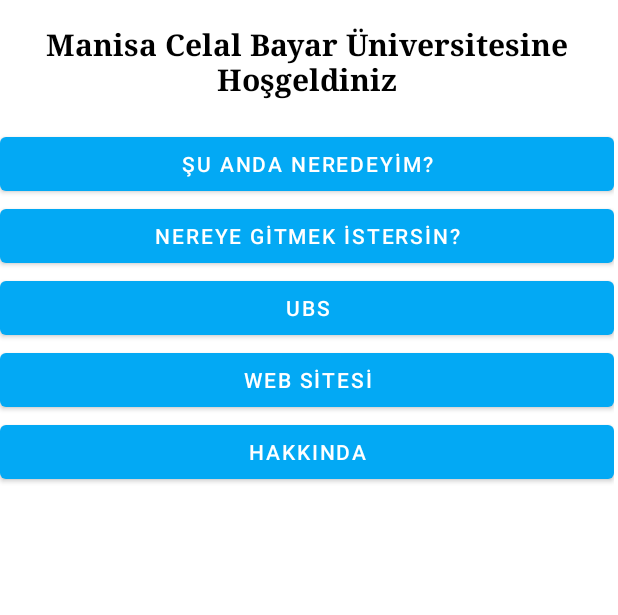
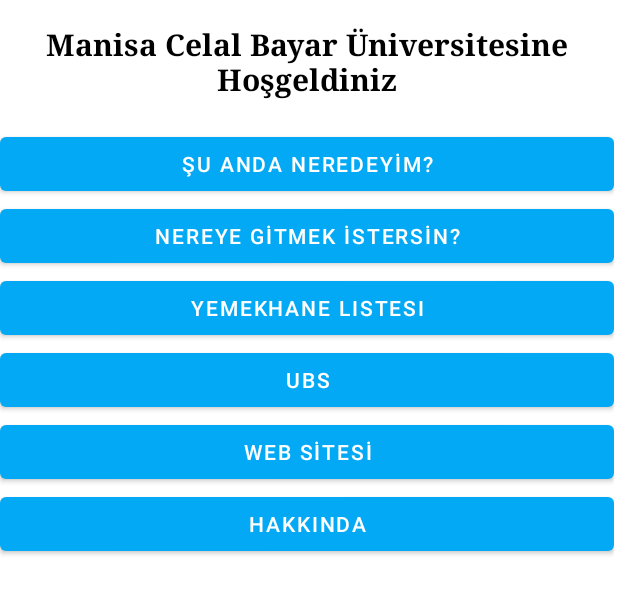
Before and after one commit to Anil3590/cbubitirmeprojesi, an Android app: the screen it shows after launch (MainActivity), on a phone screen of 412 x 824 dp, the part 297-912 px from its top. Run offline under Robolectric (Android 15) with nearby library versions, the phone set to English and light mode, and no system bars.

Commit message:
Sunum Günvellemesi

```diff
--- a/app/build.gradle
+++ b/app/build.gradle
@@ -31,7 +31,7 @@
 }
 
 dependencies {
-
+    implementation 'com.squareup.picasso:picasso:2.71828'
     implementation 'androidx.appcompat:appcompat:1.3.1'
     implementation 'com.google.android.material:material:1.4.0'
     implementation 'androidx.constraintlayout:constraintlayout:2.1.1'
--- a/app/src/main/AndroidManifest.xml
+++ b/app/src/main/AndroidManifest.xml
@@ -18,6 +18,12 @@
         android:roundIcon="@drawable/cbu_icon_launcher_round"
         android:supportsRtl="true"
         android:theme="@style/Theme.BitirmeProjesi">
+        <activity
+            android:name=".MuhAkademik"
+            android:exported="false" />
+        <activity
+            android:name=".yemekhane"
+            android:exported="false" />
         <activity
             android:name=".iktisatgenel"
             android:exported="false" />
--- a/app/src/main/java/com/example/bitirmeprojesi/muhfakgenel.java
+++ b/app/src/main/java/com/example/bitirmeprojesi/muhfakgenel.java
@@ -38,4 +38,10 @@
         public void muhendislik(View view) {
             Intent intent = new Intent(getApplicationContext(), muhendislik.class);
             startActivity(intent);}
+
+        public void MuhAkademik(View view){
+            Intent intent = new Intent(getApplicationContext(),MuhAkademik.class);
+            startActivity(intent);
+        }
+
 }
--- a/app/src/main/res/layout/activity_hakkinda.xml
+++ b/app/src/main/res/layout/activity_hakkinda.xml
@@ -7,15 +7,15 @@
     tools:context=".hakkinda">
 
     <LinearLayout
-        android:layout_width="409dp"
-        android:layout_height="729dp"
+        android:layout_width="412dp"
+        android:layout_height="600dp"
         android:orientation="vertical"
         tools:layout_editor_absoluteX="1dp"
         tools:layout_editor_absoluteY="1dp">
 
         <LinearLayout
             android:layout_width="match_parent"
-            android:layout_height="match_parent"
+            android:layout_height="600dp"
             android:orientation="vertical">
 
             <TextView
--- a/app/src/main/res/layout/activity_main.xml
+++ b/app/src/main/res/layout/activity_main.xml
@@ -8,7 +8,7 @@
 
     <LinearLayout
         android:layout_width="409dp"
-        android:layout_height="729dp"
+        android:layout_height="601dp"
         android:orientation="vertical"
         tools:layout_editor_absoluteX="1dp"
         tools:layout_editor_absoluteY="1dp">
@@ -35,16 +35,22 @@
             android:id="@+id/button2"
             android:layout_width="match_parent"
             android:layout_height="wrap_content"
-            android:text="ŞU ANDA NEREDEYİM?"
             android:onClick="Scanner"
-            />
+            android:text="ŞU ANDA NEREDEYİM?" />
 
         <Button
             android:id="@+id/button3"
             android:layout_width="match_parent"
             android:layout_height="wrap_content"
-            android:text="NEREYE GİTMEK İSTERSİN?"
-            android:onClick="nereye"/>
+            android:onClick="nereye"
+            android:text="NEREYE GİTMEK İSTERSİN?" />
+
+        <Button
+            android:id="@+id/button5"
+            android:layout_width="match_parent"
+            android:layout_height="wrap_content"
+            android:onClick="yemekhane"
+            android:text="Yemekhane Listesi" />
 
         <Button
             android:id="@+id/ubs"
```
Also changed, not shown: app/src/main/java/com/example/bitirmeprojesi/MainActivity.java (+7 -0 lines), app/src/main/java/com/example/bitirmeprojesi/MuhAkademik.java (added, +14 -0 lines), app/src/main/java/com/example/bitirmeprojesi/yemekhane.java (added, +22 -0 lines), app/src/main/res/layout/activity_muh_akademik.xml (added, +34 -0 lines), app/src/main/res/layout/activity_muhfakgenel.xml (+7 -0 lines), app/src/main/res/layout/activity_yemekhane.xml (added, +24 -0 lines).
